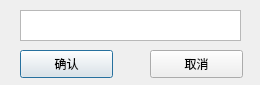
Qt form Input.ui (CGLWang/LUCA) before a commit.
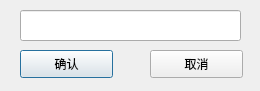
The same form after that commit.

Diff of the .ui file:
```diff
--- a/Input.ui
+++ b/Input.ui
@@ -7,22 +7,12 @@
     <x>0</x>
     <y>0</y>
     <width>260</width>
-    <height>85</height>
+    <height>91</height>
    </rect>
   </property>
   <property name="windowTitle">
    <string>输入姓名</string>
   </property>
-  <widget class="QTextEdit" name="textEdit">
-   <property name="geometry">
-    <rect>
-     <x>20</x>
-     <y>10</y>
-     <width>221</width>
-     <height>31</height>
-    </rect>
-   </property>
-  </widget>
   <widget class="QPushButton" name="pushButton">
    <property name="geometry">
     <rect>
@@ -49,6 +39,16 @@
     <string>取消</string>
    </property>
   </widget>
+  <widget class="QLineEdit" name="lineEdit">
+   <property name="geometry">
+    <rect>
+     <x>20</x>
+     <y>10</y>
+     <width>221</width>
+     <height>31</height>
+    </rect>
+   </property>
+  </widget>
  </widget>
  <resources/>
  <connections>
```
